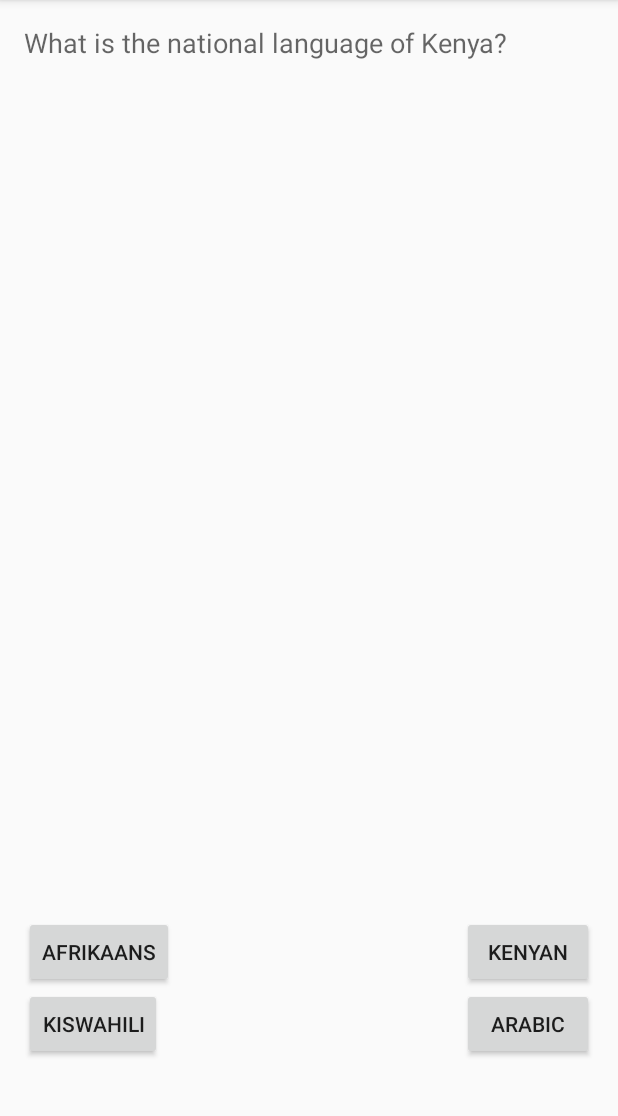
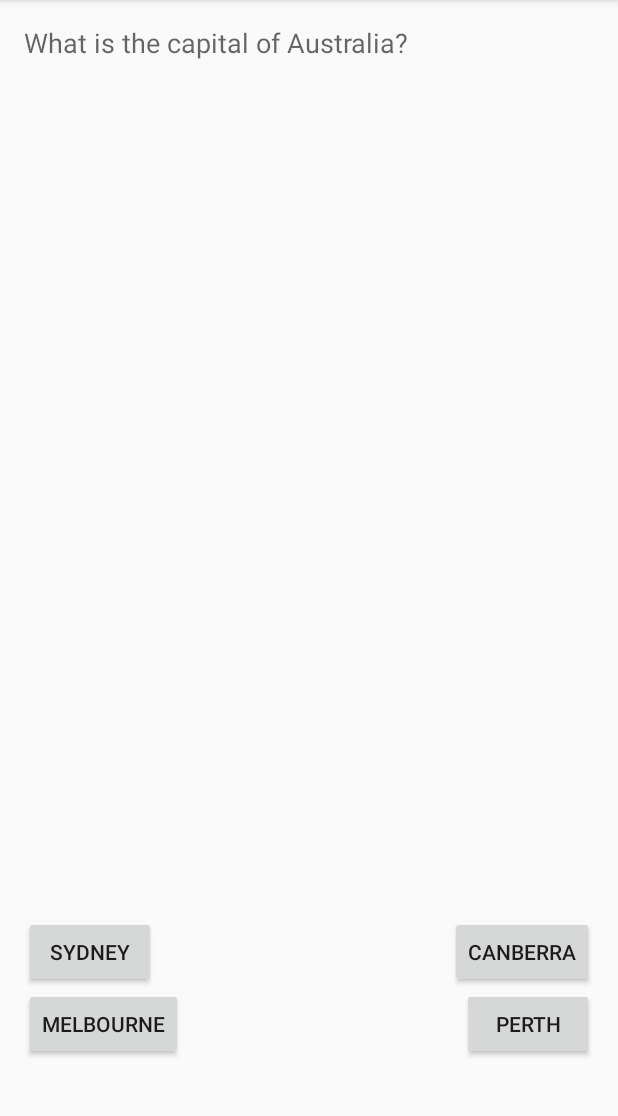
Before and after one commit to konnov-007/quiz, an Android app: the MainGameActivity screen opened directly, with no data from a screen before it, after a tap on "KISWAHILI", on a phone screen of 412 x 824 dp, the part 84-1200 px from its top. Run offline under Robolectric (Android 15) with nearby library versions, the phone set to English and light mode, and no system bars.

Commit message:
pre alpha #3

```diff
--- a/app/src/main/AndroidManifest.xml
+++ b/app/src/main/AndroidManifest.xml
@@ -1,6 +1,8 @@
 <?xml version="1.0" encoding="utf-8"?>
 <manifest xmlns:android="http://schemas.android.com/apk/res/android"
     package="konnov.commr.vk.geographicalquiz">
+
+
 
     <application
         android:allowBackup="true"
@@ -15,7 +17,8 @@
                 <category android:name="android.intent.category.LAUNCHER" />
             </intent-filter>
         </activity>
-        <activity android:name=".MainGameActivity"></activity>
+        <activity android:name=".MainGameActivity" />
+        <activity android:name=".FinishGameActivity"/>
     </application>
 
 </manifest>
--- a/app/src/main/java/konnov/commr/vk/geographicalquiz/MainGameActivity.java
+++ b/app/src/main/java/konnov/commr/vk/geographicalquiz/MainGameActivity.java
@@ -1,6 +1,7 @@
 package konnov.commr.vk.geographicalquiz;
 
 
+import android.content.Intent;
 import android.support.v7.app.AppCompatActivity;
 import android.os.Bundle;
 import android.view.View;
@@ -15,9 +16,10 @@ public class MainGameActivity extends AppCompatActivity implements View.OnClickL
     Button second_answer_button;
     Button third_answer_button;
     Button fourth_answer_button;
-    Questions questions = new Questions();
-    int question;
-    int score = 0;
+    Questions questions = new Questions(MainGameActivity.this);
+    int question = 1;
+    public static int score = 0;
+
     @Override
     protected void onCreate(Bundle savedInstanceState) {
         super.onCreate(savedInstanceState);
@@ -34,23 +36,36 @@ public class MainGameActivity extends AppCompatActivity implements View.OnClickL
         third_answer_button.setOnClickListener(this);
         fourth_answer_button.setOnClickListener(this);
 
-        question = 1;
-        questions.mainGameMethod(1, 0, score, question_text, first_answer_button, second_answer_button, third_answer_button, fourth_answer_button);
     }
 
     @Override
     public void onClick(View v) {
         //TODO Auto-generated method stub
-        if (question == 1) {
-            if (v.getId() == R.id.answer1)
-                questions.mainGameMethod(1, 1, score, question_text, first_answer_button, second_answer_button, third_answer_button, fourth_answer_button);
-            if (v.getId() == R.id.answer2)
-                questions.mainGameMethod(1, 2, score, question_text, first_answer_button, second_answer_button, third_answer_button, fourth_answer_button);
-            if (v.getId() == R.id.answer3)
-                questions.mainGameMethod(1, 3, score, question_text, first_answer_button, second_answer_button, third_answer_button, fourth_answer_button);
-            if (v.getId() == R.id.answer4)
-                questions.mainGameMethod(1, 4, score, question_text, first_answer_button, second_answer_button, third_answer_button, fourth_answer_button);
+        if(question == 3){
+            Intent intent = new Intent(this, FinishGameActivity.class);
+            intent.putExtra("score_value", score);
+            startActivity(intent);
+        }
+        if (v.getId() == R.id.answer1) {
+            questions.mainGameMethod(question, 1, score);
             question++;
+            questions.textForQuestion(question, question_text, first_answer_button, second_answer_button, third_answer_button, fourth_answer_button);
         }
+        if (v.getId() == R.id.answer2) {
+            questions.mainGameMethod(question, 2, score);
+            question++;
+            questions.textForQuestion(question, question_text, first_answer_button, second_answer_button, third_answer_button, fourth_answer_button);
+        }
+        if (v.getId() == R.id.answer3) {
+            questions.mainGameMethod(question, 3, score);
+            question++;
+            questions.textForQuestion(question, question_text, first_answer_button, second_answer_button, third_answer_button, fourth_answer_button);
+            }
+        if (v.getId() == R.id.answer4) {
+            questions.mainGameMethod(question, 4, score);
+            question++;
+            questions.textForQuestion(question, question_text, first_answer_button, second_answer_button, third_answer_button, fourth_answer_button);
+        }
+
     }
 }
--- a/app/src/main/java/konnov/commr/vk/geographicalquiz/Questions.java
+++ b/app/src/main/java/konnov/commr/vk/geographicalquiz/Questions.java
@@ -1,9 +1,9 @@
 package konnov.commr.vk.geographicalquiz;
 
-import android.os.Bundle;
+import android.content.Context;
 import android.support.v7.app.AppCompatActivity;
+import android.util.Log;
 import android.widget.Button;
-import android.widget.ImageView;
 import android.widget.TextView;
 import android.widget.Toast;
 
@@ -11,33 +11,74 @@ import android.widget.Toast;
  * Created by Ilya on 04.10.2016.
  */
 public class Questions extends AppCompatActivity{
-
-    public void mainGameMethod(int questionNumber, int questionAnswer, int  score, TextView question_text, Button first_answer_button, Button second_answer_button, Button third_answer_button, Button fourth_answer_button){
-        if(questionNumber == 1 && questionAnswer == 0)
-            firstQuestionOutput(question_text, first_answer_button, second_answer_button, third_answer_button, fourth_answer_button);
-        else if(questionNumber == 1)
-            firstQuestionAnswer(questionAnswer, score);
-        else
-            finish();
+    private static Context context;
+    public Questions(Context c) {
+        context = c;
     }
 
-    private void firstQuestionOutput(TextView question_text, Button first_answer_button, Button second_answer_button, Button third_answer_button, Button fourth_answer_button){
-        question_text.setText(R.string.question_1);
-        first_answer_button.setText(R.string.question_1_answer_1);
-        second_answer_button.setText(R.string.question_1_answer_2);
-        third_answer_button.setText(R.string.question_1_answer_3);
-        fourth_answer_button.setText(R.string.question_1_answer_4);
+    private static final String TAG = "Questions";
+
+    public void mainGameMethod(int questionNumber, int questionAnswer, int  score){
+        if(questionNumber == 1) {
+            Log.v(TAG, "questionNumber == 1");
+            checkIfAnswerRight(questionNumber, questionAnswer, score);
+            Log.v(TAG, "checkIfAnswerRight(questionNumber, questionAnswer, score);");
+        }
+        if(questionNumber == 2) {
+            Log.v(TAG, "questionNumber == 2");
+            //textForQuestion(questionNumber, question_text, first_answer_button, second_answer_button, third_answer_button, fourth_answer_button);
+            //Log.v(TAG, "textForQuestion(questionNumber, question_text, first_answer_button, second_answer_button, third_answer_button, fourth_answer_button);");
+            checkIfAnswerRight(questionNumber, questionAnswer, score);
+            Log.v(TAG, "checkIfAnswerRight(questionNumber, questionAnswer, score);");
+        }
     }
 
-    private void firstQuestionAnswer(int questionAnswer, int  score){
-        if(questionAnswer == 3){
+    public void textForQuestion(int questionNumber, TextView question_text, Button first_answer_button, Button second_answer_button, Button third_answer_button, Button fourth_answer_button){
+        switch (questionNumber){
+            case 2:
+                question_text.setText(R.string.question_2);
+                first_answer_button.setText(R.string.question_2_answer_1);
+                second_answer_button.setText(R.string.question_2_answer_2);
+                third_answer_button.setText(R.string.question_2_answer_3);
+                fourth_answer_button.setText(R.string.question_2_answer_4);
+                break;
+            default:break;
+        }
+   }
+
+    public void checkIfAnswerRight(int questionNumber, int questionAnswer, int  score){
+        Log.v(TAG, "public void checkIfAnswerRight(int questionNumber, int questionAnswer, int  score){");
+        if(questionNumber == 1 && questionAnswer == 3){
+            Log.v(TAG, "if(questionNumber == 1 && questionAnswer == 3){");
             score++;
-            Toast.makeText(this, R.string.right_answer+score, Toast.LENGTH_SHORT).show();
+            Log.v(TAG, "score++");
+            Toast.makeText(context, R.string.right_answer+score, Toast.LENGTH_LONG).show();
+            Log.v(TAG, " Toast.makeText(this, R.string.right_answer+score, Toast.LENGTH_SHORT).show();");
         }
-        else{
-            Toast.makeText(this, R.string.question_1_answer_wrong, Toast.LENGTH_SHORT).show();
+        else if(questionNumber == 1){
+//            Log.v(TAG,"else if(questionNumber == 1){");
+//            Thread toastThread = new Thread() {
+//                public void run() {
+//                    Toast toast = Toast.makeText(getApplicationContext(), R.string.question_1_answer_wrong, Toast.LENGTH_LONG);
+//                    Log.v(TAG,"Toast toast = Toast.makeText(getApplicationContext(), R.string.question_1_answer_wrong, Toast.LENGTH_LONG);");
+//                    toast.show();
+//                    Log.v(TAG,"toast.show();");
+//                }
+//            };
+//            toastThread.start();
+//            Log.v(TAG,"toastThread.start();");
+            Toast.makeText(context, R.string.question_1_answer_wrong, Toast.LENGTH_LONG).show();
+            }
 
+        if(questionNumber == 2 && questionAnswer == 2){
+            score++;
+            Toast.makeText(context, R.string.right_answer+score, Toast.LENGTH_LONG).show();
+        }
+        else if(questionNumber == 2){
+            Toast.makeText(context, R.string.question_2_answer_wrong, Toast.LENGTH_LONG).show();
         }
 
+
     }
+
 }
--- a/app/src/main/res/layout/main_game.xml
+++ b/app/src/main/res/layout/main_game.xml
@@ -8,12 +8,13 @@
     android:paddingLeft="@dimen/activity_horizontal_margin"
     android:paddingRight="@dimen/activity_horizontal_margin"
     android:paddingTop="@dimen/activity_vertical_margin"
-    tools:context=".MainGameActivity">
+    tools:context=".MainGameActivity"
+    android:id="@+id/main_game_layout">
 
     <Button
         android:layout_width="wrap_content"
         android:layout_height="wrap_content"
-        android:text=""
+        android:text="@string/question_1_answer_3"
         android:id="@+id/answer3"
         android:layout_alignParentBottom="true"
         android:layout_alignParentLeft="true"
@@ -24,7 +25,7 @@
     <Button
         android:layout_width="wrap_content"
         android:layout_height="wrap_content"
-        android:text=""
+        android:text="@string/question_1_answer_4"
         android:id="@+id/answer4"
         android:layout_alignTop="@+id/answer3"
         android:layout_alignParentRight="true"
@@ -33,7 +34,7 @@
     <Button
         android:layout_width="wrap_content"
         android:layout_height="wrap_content"
-        android:text=""
+        android:text="@string/question_1_answer_1"
         android:id="@+id/answer1"
         android:layout_above="@+id/answer3"
         android:layout_alignParentLeft="true"
@@ -42,7 +43,7 @@
     <Button
         android:layout_width="wrap_content"
         android:layout_height="wrap_content"
-        android:text=""
+        android:text="@string/question_1_answer_2"
         android:id="@+id/answer2"
         android:layout_above="@+id/answer4"
         android:layout_alignRight="@+id/answer4"
@@ -52,7 +53,7 @@
         android:layout_width="wrap_content"
         android:layout_height="wrap_content"
         android:textAppearance="?android:attr/textAppearanceMedium"
-        android:text=""
+        android:text="@string/question_1"
         android:id="@+id/question_text"
         android:layout_alignParentTop="true"
         android:layout_alignParentLeft="true"
--- a/app/src/main/res/values/strings.xml
+++ b/app/src/main/res/values/strings.xml
@@ -18,6 +18,10 @@
     <string name="question_2_answer_2">Canberra</string>
     <string name="question_2_answer_3">Melbourne</string>
     <string name="question_2_answer_4">Perth</string>
+    <string name="question_2_answer_wrong">Nah, the capital of Australia is Canberra</string>
 
 
+
+
+    <string name="congrats">Congratulations! Your score is </string>
 </resources>
--- a/build.gradle
+++ b/build.gradle
@@ -5,7 +5,7 @@ buildscript {
         jcenter()
     }
     dependencies {
-        classpath 'com.android.tools.build:gradle:2.1.2'
+        classpath 'com.android.tools.build:gradle:2.2.2'
 
         // NOTE: Do not place your application dependencies here; they belong
         // in the individual module build.gradle files
```
Also changed, not shown: app/src/main/java/konnov/commr/vk/geographicalquiz/FinishGameActivity.java (added, +22 -0 lines), app/src/main/res/layout/activity_finish_game.xml (added, +24 -0 lines), gradle/wrapper/gradle-wrapper.properties, 1 other file.
